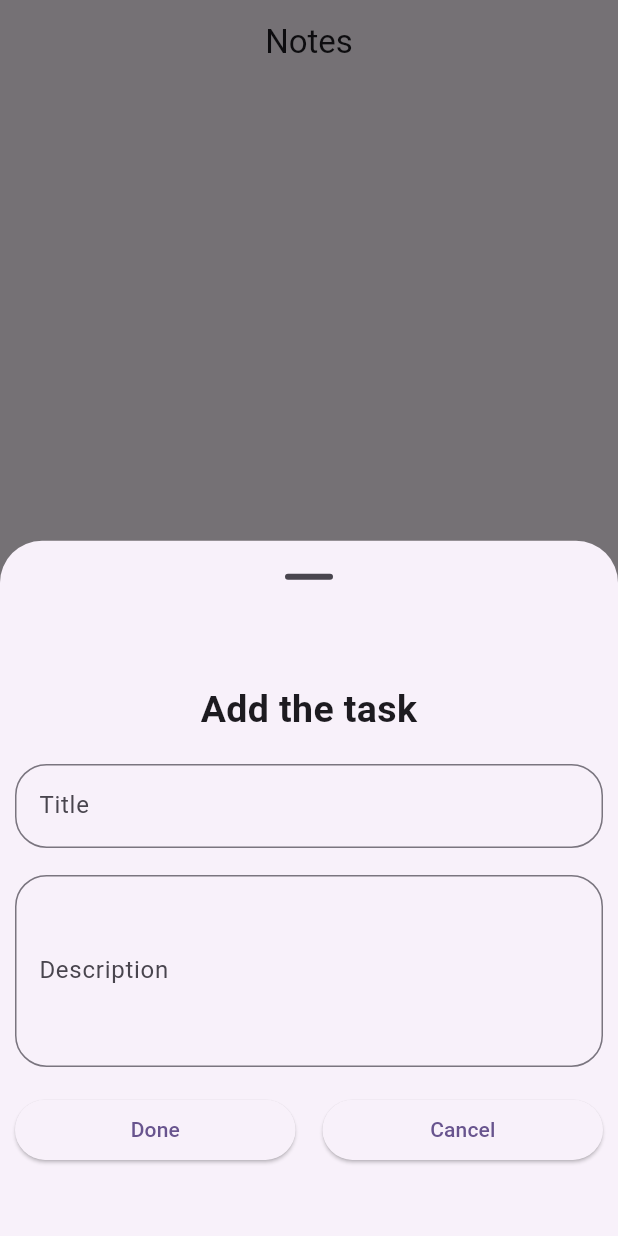
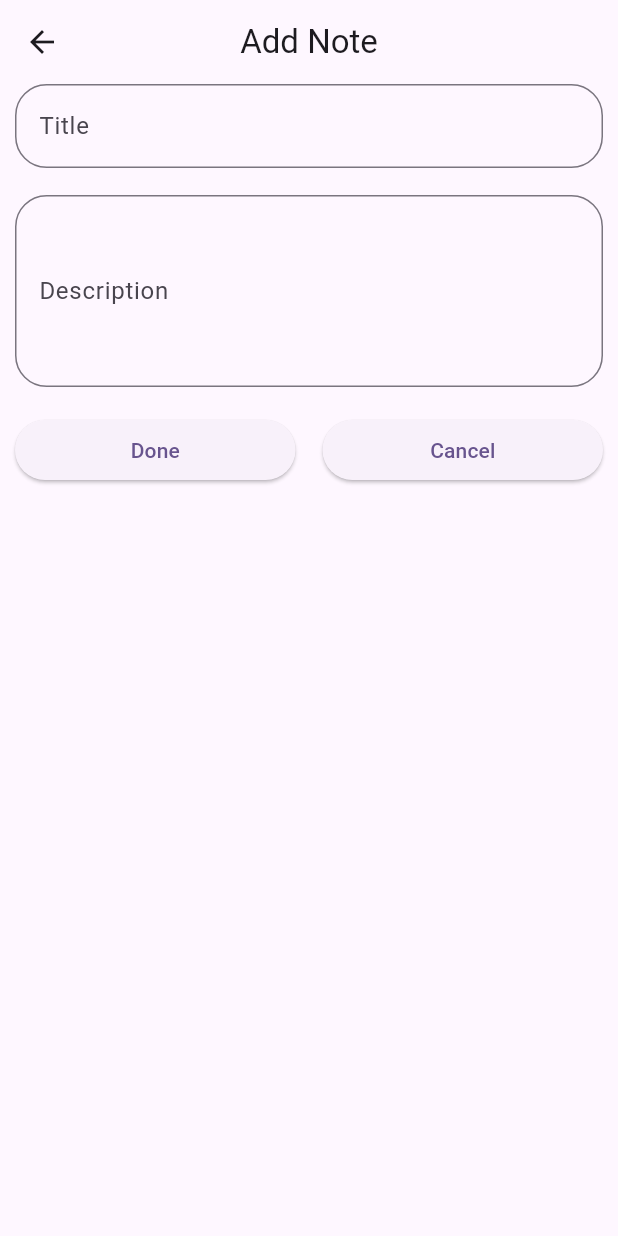
Before and after one commit to invictus04/To-Do, a Flutter app: the screen it shows after launch, after a tap on the "add" icon, on a phone screen of 412 x 824 dp. Run offline on Flutter 3.47's test engine with Material 3 defaults, Android fonts, the phone set to English and light mode, and no system bars; our stand-ins replace sqflite; accounts and stored records are empty.

```diff
--- /dev/null
+++ b/lib/AddNote_Page.dart
@@ -0,0 +1,125 @@
+import 'package:database/db_provider.dart';
+import 'package:flutter/cupertino.dart';
+import 'package:flutter/material.dart';
+import 'package:provider/provider.dart';
+
+import 'data/local/db_helper.dart';
+
+class AddNote extends StatelessWidget {
+  bool flag;
+  String title;
+  String desc;
+  int sno;
+  // DBHelper? dbHelper = DBHelper.getInstance;
+  var titleController = TextEditingController();
+  var descController = TextEditingController();
+
+  AddNote({this.flag = false, this.sno = 0, this.title = "", this.desc = ""});
+
+  @override
+  Widget build(BuildContext context) {
+    if(flag){
+      titleController.text = title;
+      descController.text = desc;
+    }
+    return Scaffold(
+       appBar: AppBar(
+         title: Text('Add Note'),
+         centerTitle: true,
+       ),
+      body:  Padding(
+              padding: const EdgeInsets.only(left: 10, right: 10),
+              child: Column(
+                children: [
+                  // Text(
+                  //   flag ? 'Update Note' : 'Add the task',
+                  //   textAlign: TextAlign.center,
+                  //   style: TextStyle(fontSize: 25, fontWeight: FontWeight.w600),
+                  // ),
+                  // SizedBox(height: 18),
+                  TextField(
+                    controller: titleController,
+                    decoration: InputDecoration(
+                      hintText: "Enter your Description",
+                      border: OutlineInputBorder(
+                        borderRadius: BorderRadius.circular(21),
+                      ),
+                      label: Text('Title'),
+                    ),
+                  ),
+                  SizedBox(height: 18),
+                  TextField(
+                    controller: descController,
+                    maxLines: 4,
+                    decoration: InputDecoration(
+                      hintText: "Enter your Description",
+                      border: OutlineInputBorder(
+                        borderRadius: BorderRadius.circular(21),
+                      ),
+                      label: Text('Description'),
+                    ),
+                  ),
+                  SizedBox(height: 18),
+                  Row(
+                    children: [
+                      Expanded(
+                        child: ElevatedButton(
+                          onPressed: () async {
+                            var mTitle = titleController.text;
+                            var mDesc = descController.text;
+                            if (mTitle.isNotEmpty && mDesc.isNotEmpty) {
+
+                              if(flag){
+                                context.read<DBProvider>().updateNote(mTitle, mDesc, sno);
+                              } else {
+                                context.read<DBProvider>().addNote(mTitle, mDesc);
+                              }
+                              Navigator.pop(context);
+
+                              // bool check =
+                              //     flag
+                              //         ? await dbHelper!.updateNote(
+                              //           mTitle: mTitle,
+                              //           mDesc: mDesc,
+                              //           sno: sno,
+                              //         )
+                              //         : await dbHelper!.addNote(
+                              //           mTitle: mTitle,
+                              //           mDesc: mDesc,
+                              //         );
+                              // if (check) {
+                              //   Navigator.pop(context);
+                              // }
+
+                            } else {
+                              ScaffoldMessenger.of(context).showSnackBar(
+                                SnackBar(
+                                  content: Text('Please fill the required details'),
+                                ),
+                              );
+                            }
+                            titleController.clear();
+                            descController.clear();
+                          },
+                          child: Text('Done'),
+                        ),
+                      ),
+                      SizedBox(width: 18),
+                      Expanded(
+                        child: ElevatedButton(
+                          onPressed: () {
+                            Navigator.pop(context);
+                          },
+                          child: Text('Cancel'),
+                        ),
+                      ),
+                    ],
+                  ),
+                ],
+              ),
+            ),
+    );
+
+  }
+
+}
--- a/lib/MyHomePage.dart
+++ b/lib/MyHomePage.dart
@@ -1,6 +1,9 @@
+import 'package:database/AddNote_Page.dart';
 import 'package:database/data/local/db_helper.dart';
+import 'package:database/db_provider.dart';
 import 'package:flutter/material.dart';
 import 'package:flutter/widgets.dart';
+import 'package:provider/provider.dart';
 
 class MyHomePage extends StatefulWidget {
   @override
@@ -8,16 +11,19 @@ class MyHomePage extends StatefulWidget {
 }
 
 class _MyHomePageState extends State<MyHomePage> {
-  List<Map<String, dynamic>> allNotes = [];
-  DBHelper? dbHelper;
+
+  // List<Map<String, dynamic>> allNotes = [];
+  //DBHelper? dbHelper;
   var titleController = TextEditingController();
   var descController = TextEditingController();
 
   @override
   void initState() {
     super.initState();
-    dbHelper = DBHelper.getInstance;
-    getNotes();
+    context.read<DBProvider>().getInitialNotes();
+
+    // dbHelper = DBHelper.getInstance;
+    // getNotes();
   }
 
   @override
@@ -25,7 +31,9 @@ class _MyHomePageState extends State<MyHomePage> {
     return Scaffold(
       appBar: AppBar(centerTitle: true, title: Text('Notes')),
       body:
-          allNotes.isNotEmpty
+          Consumer<DBProvider>(builder: (context, provider, child) {
+            List<Map<String,dynamic>> allNotes = provider.getNotes();
+            return allNotes.isNotEmpty
                 ? ListView.builder(
               itemCount: allNotes.length,
               itemBuilder: (context, index) {
@@ -38,143 +46,163 @@ class _MyHomePageState extends State<MyHomePage> {
                     child: Row(
                       children: [
                         IconButton(
-
                           icon: Icon(Icons.edit),
                           onPressed: () {
-                              titleController.text =
-                                  allNotes[index][DBHelper.COLUMN_TITLE];
-                              descController.text =
-                                  allNotes[index][DBHelper.COLUMN_DESC];
-                              bottomSheet(
+                            // titleController.text =
+                            //     allNotes[index][DBHelper.COLUMN_TITLE];
+                            // descController.text =
+                            //     allNotes[index][DBHelper.COLUMN_DESC];
+                            // bottomSheet(
+                            //   flag: true,
+                            //   sno: allNotes[index][DBHelper.COLUMN_SNO],
+                            // );
+                            Navigator.push(
+                              context,
+                              MaterialPageRoute(
+                                builder:
+                                    (context) => AddNote(
                                   flag: true,
                                   sno: allNotes[index][DBHelper.COLUMN_SNO],
+                                  title: allNotes[index][DBHelper.COLUMN_TITLE],
+                                  desc: allNotes [index][DBHelper.COLUMN_DESC],
+                                ),
+                              ),
                             );
                           },
                         ),
                         IconButton(
                           icon: Icon(Icons.delete, color: Colors.red),
-                            onPressed: () async{
-                              bool isDelete = await dbHelper!.deleteNote(sno: allNotes[index][DBHelper.COLUMN_SNO]);
-                              if(isDelete){
-                                  getNotes();
-                              }
+                          onPressed: () async {
+                            // bool isDelete = await dbHelper!.deleteNote(
+                            //   sno: allNotes[index][DBHelper.COLUMN_SNO],
+                            // );
+                            // if (isDelete) {
+                            //   getNotes();
+                            // }
+                            context.read<DBProvider>().deleteNode(allNotes[index][DBHelper.COLUMN_SNO]);
+
+
                           },
                         ),
-
                       ],
                     ),
                   ),
                 );
               },
             )
-              : Center(child: Container(child: Text('some error occured'))),
+                : Center(child: Container(child: Text('some error occured')));
+          },),
       floatingActionButton: FloatingActionButton(
         onPressed: () {
-          titleController.clear();
-          descController.clear();
-          bottomSheet();
+          Navigator.push(
+            context,
+            MaterialPageRoute(builder: (context) => AddNote()),
+          );
+          // titleController.clear();
+          // descController.clear();
+          // bottomSheet();
         },
         child: Icon(Icons.add),
       ),
     );
   }
 
-  void getNotes() async {
-    allNotes = await dbHelper!.getAllNotes();
-    setState(() {});
+  // void getNotes() async {
+  //   allNotes = await dbHelper!.getAllNotes();
+  //   setState(() {});
+  // }
+
+  // void bottomSheet({bool flag = false, int sno = 0}) {
+  //   showModalBottomSheet(
+  //     showDragHandle: true,
+  //     context: context,
+  //     builder: (context) {
+  //       return Padding(
+  //         padding: const EdgeInsets.only(left: 10, right: 10),
+  //         child: Column(
+  //           mainAxisAlignment: MainAxisAlignment.center,
+  //
+  //           children: [
+  //             Text(
+  //               flag ? 'Update Note' : 'Add the task',
+  //               textAlign: TextAlign.center,
+  //               style: TextStyle(fontSize: 25, fontWeight: FontWeight.w600),
+  //             ),
+  //             SizedBox(height: 18),
+  //             TextField(
+  //               controller: titleController,
+  //               decoration: InputDecoration(
+  //                 hintText: "Enter your Description",
+  //                 border: OutlineInputBorder(
+  //                   borderRadius: BorderRadius.circular(21),
+  //                 ),
+  //                 label: Text('Title'),
+  //               ),
+  //             ),
+  //             SizedBox(height: 18),
+  //             TextField(
+  //               controller: descController,
+  //               maxLines: 4,
+  //               decoration: InputDecoration(
+  //                 hintText: "Enter your Description",
+  //                 border: OutlineInputBorder(
+  //                   borderRadius: BorderRadius.circular(21),
+  //                 ),
+  //                 label: Text('Description'),
+  //               ),
+  //             ),
+  //             SizedBox(height: 18),
+  //             Row(
+  //               children: [
+  //                 Expanded(
+  //                   child: ElevatedButton(
+  //                     onPressed: () async {
+  //                       var mTitle = titleController.text.toString();
+  //                       var mDesc = descController.text.toString();
+  //                       if (mTitle.isNotEmpty && mDesc.isNotEmpty) {
+  //                         bool check =
+  //                             flag
+  //                                 ? await dbHelper!.updateNote(
+  //                                   mTitle: mTitle,
+  //                                   mDesc: mDesc,
+  //                                   sno: sno,
+  //                                 )
+  //                                 : await dbHelper!.addNote(
+  //                                   mTitle: mTitle,
+  //                                   mDesc: mDesc,
+  //                                 );
+  //                         if (check) {
+  //                           getNotes();
+  //                         }
+  //                       } else {
+  //                         ScaffoldMessenger.of(context).showSnackBar(
+  //                           SnackBar(
+  //                             content: Text('Please fill the required details'),
+  //                           ),
+  //                         );
+  //                       }
+  //                       titleController.clear();
+  //                       descController.clear();
+  //                       Navigator.pop(context);
+  //                     },
+  //                     child: Text('Done'),
+  //                   ),
+  //                 ),
+  //                 SizedBox(width: 18),
+  //                 Expanded(
+  //                   child: ElevatedButton(
+  //                     onPressed: () {
+  //                       Navigator.pop(context);
+  //                     },
+  //                     child: Text('Cancel'),
+  //                   ),
+  //                 ),
+  //               ],
+  //             ),
+  //           ],
+  //         ),
+  //       );
+  //     },
+  //   );
+  // }
 }
-
-  void bottomSheet({bool flag = false, int sno = 0}) {
-    showModalBottomSheet(
-      showDragHandle: true,
-      context: context,
-      builder: (context) {
-        return Padding(
-          padding: const EdgeInsets.only(left: 10, right: 10),
-          child: Column(
-            mainAxisAlignment: MainAxisAlignment.center,
-
-            children: [
-              Text(
-                flag ? 'Update Note' : 'Add the task',
-                textAlign: TextAlign.center,
-                style: TextStyle(fontSize: 25, fontWeight: FontWeight.w600),
-              ),
-              SizedBox(height: 18),
-              TextField(
-                controller: titleController,
-                decoration: InputDecoration(
-                  hintText: "Enter your Description",
-                  border: OutlineInputBorder(
-                    borderRadius: BorderRadius.circular(21),
-                  ),
-                  label: Text('Title'),
-                ),
-              ),
-              SizedBox(height: 18),
-              TextField(
-                controller: descController,
-                maxLines: 4,
-                decoration: InputDecoration(
-                  hintText: "Enter your Description",
-                  border: OutlineInputBorder(
-                    borderRadius: BorderRadius.circular(21),
-                  ),
-                  label: Text('Description'),
-                ),
-              ),
-              SizedBox(height: 18),
-              Row(
-                children: [
-                  Expanded(
-                    child: ElevatedButton(
-                      onPressed: () async {
-                        var mTitle = titleController.text.toString();
-                        var mDesc = descController.text.toString();
-                        if (mTitle.isNotEmpty && mDesc.isNotEmpty) {
-                          bool check =
-                              flag
-                                  ? await dbHelper!.updateNote(
-                                    mTitle: mTitle,
-                                    mDesc: mDesc,
-                                    sno: sno,
-                                  )
-                                  : await dbHelper!.addNote(
-                                    mTitle: mTitle,
-                                    mDesc: mDesc,
-                                  );
-                          if (check) {
-                            getNotes();
-                          }
-                        } else {
-                          ScaffoldMessenger.of(context).showSnackBar(
-                            SnackBar(
-                              content: Text('Please fill the required details'),
-                            ),
-                          );
-                        }
-                        titleController.clear();
-                        descController.clear();
-                        Navigator.pop(context);
-                      },
-                      child: Text('Done'),
-                    ),
-                  ),
-                  SizedBox(width: 18),
-                  Expanded(
-                    child: ElevatedButton(
-                      onPressed: () {
-                        Navigator.pop(context);
-                      },
-                      child: Text('Cancel'),
-                    ),
-                  ),
-                ],
-              ),
-            ],
-          ),
-        );
-      },
-    );
-  }
-}
--- /dev/null
+++ b/lib/db_provider.dart
@@ -0,0 +1,43 @@
+import 'package:database/data/local/db_helper.dart';
+import 'package:flutter/material.dart';
+
+class DBProvider extends ChangeNotifier {
+
+  DBHelper dbHelper;
+  DBProvider({required this.dbHelper});
+
+  List<Map<String, dynamic>> _mData = [];
+
+  ///event
+  void addNote(String title, String desc) async{
+    bool check = await dbHelper.addNote(mTitle: title, mDesc: desc);
+    if(check){
+     _mData = await dbHelper.getAllNotes();
+     notifyListeners();
+    }
+  }
+
+  void updateNote(String title, String desc, int sno) async{
+    bool check = await dbHelper.updateNote(mTitle: title, mDesc: desc, sno: sno);
+    if(check){
+      _mData = await dbHelper.getAllNotes();
+      notifyListeners();
+    }
+  }
+
+void deleteNode(int sno) async{
+   bool check = await dbHelper.deleteNote(sno: sno);
+   if(check) {
+     _mData = await dbHelper.getAllNotes();
+     notifyListeners();
+   }
+}
+
+  List<Map<String, dynamic>> getNotes() => _mData;
+
+  void getInitialNotes() async{
+    _mData = await dbHelper.getAllNotes();
+    notifyListeners();
+  }
+
+}
--- a/lib/main.dart
+++ b/lib/main.dart
@@ -1,9 +1,17 @@
+import 'package:database/data/local/db_helper.dart';
+import 'package:database/db_provider.dart';
 import 'package:flutter/material.dart';
+import 'package:provider/provider.dart';
 
 import 'MyHomePage.dart';
 
 void main() {
-  runApp(const MyApp());
+  runApp(
+    ChangeNotifierProvider(
+      create: (context) => DBProvider(dbHelper: DBHelper.getInstance),
+      child: MyApp(),
+    ),
+  );
 }
 
 class MyApp extends StatelessWidget {
--- a/pubspec.yaml
+++ b/pubspec.yaml
@@ -37,6 +37,7 @@ dependencies:
   sqflite: ^2.4.2
   path_provider: ^2.1.5
   path: ^1.9.1
+  provider: ^6.1.2
 
 dev_dependencies:
   flutter_test:
```
Also changed, not shown: pubspec.lock. Lines whose indentation alone changed are shown as unchanged.
